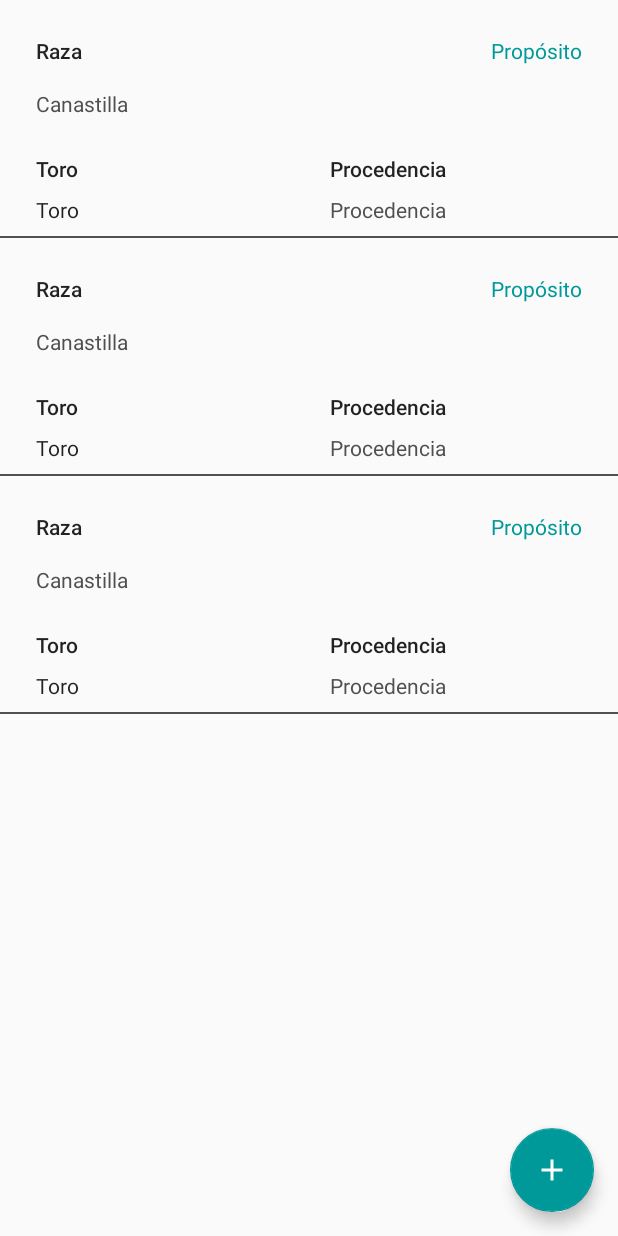
After one commit to mutkan/GankoResources, an Android app: the layout fragment_straw.xml on its own in the app's theme, with its tools: preview values and no code run, on a phone screen of 412 x 824 dp. The commit adds this screen. Run offline under Robolectric (Android 15) with nearby library versions, the phone set to English and light mode, and no system bars.

Commit message:
Straw fragment complete. Check for model

```diff
--- a/app/build.gradle
+++ b/app/build.gradle
@@ -36,7 +36,7 @@ def anko_version = "0.10.4"
 
 dependencies {
     implementation fileTree(dir: 'libs', include: ['*.jar'])
-    implementation "org.jetbrains.kotlin:kotlin-stdlib-jre7:$kotlin_version"
+    implementation "org.jetbrains.kotlin:kotlin-stdlib-jdk7:$kotlin_version"
     implementation "com.android.support:appcompat-v7:$support_version"
     implementation 'com.android.support.constraint:constraint-layout:1.1.0-beta6'
     implementation "com.android.support:support-v4:$support_version"
@@ -54,7 +54,7 @@ dependencies {
     implementation 'com.jakewharton.rxbinding2:rxbinding-kotlin:2.0.0'
 
     //Kotlin
-    implementation "org.jetbrains.kotlin:kotlin-stdlib-jre7:$kotlin_version"
+    implementation "org.jetbrains.kotlin:kotlin-stdlib-jdk7:$kotlin_version"
     implementation "org.jetbrains.kotlin:kotlin-reflect:$kotlin_version"
     implementation 'org.jetbrains.anko:anko-commons:0.10.4'
     implementation "org.jetbrains.anko:anko-appcompat-v7-commons:$anko_version"
--- /dev/null
+++ b/app/src/main/res/layout/fragment_straw.xml
@@ -0,0 +1,28 @@
+<?xml version="1.0" encoding="utf-8"?>
+<android.support.constraint.ConstraintLayout xmlns:android="http://schemas.android.com/apk/res/android"
+    xmlns:tools="http://schemas.android.com/tools"
+    xmlns:app="http://schemas.android.com/apk/res-auto"
+    android:layout_width="match_parent"
+    android:layout_height="match_parent"
+    tools:context=".ui.menu.Straw.StrawFragment">
+
+    <android.support.design.widget.FloatingActionButton
+        android:id="@+id/fabAddStrawFragment"
+        android:layout_width="wrap_content"
+        android:layout_height="wrap_content"
+        android:layout_marginBottom="16dp"
+        android:layout_marginEnd="16dp"
+        android:clickable="true"
+        android:src="@drawable/ic_add"
+        app:fabSize="normal"
+        app:layout_constraintBottom_toBottomOf="parent"
+        app:layout_constraintEnd_toEndOf="parent" />
+
+    <android.support.v7.widget.RecyclerView
+        android:id="@+id/recyclerStraw"
+        android:layout_width="match_parent"
+        android:layout_height="match_parent"
+        tools:listitem="@layout/template_straw"
+        />
+
+</android.support.constraint.ConstraintLayout>
--- /dev/null
+++ b/app/src/main/res/layout/template_straw.xml
@@ -0,0 +1,105 @@
+<?xml version="1.0" encoding="utf-8"?>
+<layout
+    xmlns:android="http://schemas.android.com/apk/res/android"
+    xmlns:app="http://schemas.android.com/apk/res-auto"
+    xmlns:tools="http://schemas.android.com/tools"
+    >
+    <data>
+
+    </data>
+
+    <android.support.constraint.ConstraintLayout
+        android:layout_width="match_parent"
+        android:layout_height="wrap_content"
+        tools:layout_editor_absoluteY="81dp">
+
+        <TextView
+            android:id="@+id/txt_race"
+            android:layout_width="wrap_content"
+            android:layout_height="wrap_content"
+            android:layout_marginStart="24dp"
+            android:layout_marginTop="24dp"
+            android:textAppearance="@style/TextAppearance.AppCompat.Body2"
+            app:layout_constraintStart_toStartOf="parent"
+            app:layout_constraintTop_toTopOf="parent"
+            tools:text="@string/race" />
+
+        <TextView
+            android:id="@+id/txt_layette"
+            android:layout_width="wrap_content"
+            android:layout_height="wrap_content"
+            android:layout_marginStart="24dp"
+            android:layout_marginTop="16dp"
+            android:textAppearance="@style/TextAppearance.AppCompat.Body1"
+            android:textColor="@color/menu_button_light"
+            app:layout_constraintStart_toStartOf="parent"
+            app:layout_constraintTop_toBottomOf="@+id/txt_race"
+            tools:text="Canastilla" />
+
+        <TextView
+            android:id="@+id/txt_purpose"
+            android:layout_width="wrap_content"
+            android:layout_height="wrap_content"
+            android:layout_marginEnd="24dp"
+            android:layout_marginTop="24dp"
+            android:textColor="@color/colorAccent"
+            app:layout_constraintEnd_toEndOf="parent"
+            app:layout_constraintTop_toTopOf="parent"
+            tools:text="Propósito" />
+
+        <TextView
+            android:id="@+id/text3477"
+            android:layout_width="wrap_content"
+            android:layout_height="wrap_content"
+            android:layout_marginStart="24dp"
+            android:layout_marginTop="24dp"
+            android:textAppearance="@style/TextAppearance.AppCompat.Body2"
+            app:layout_constraintStart_toStartOf="parent"
+            app:layout_constraintTop_toBottomOf="@+id/txt_layette"
+            tools:text="@string/bull" />
+
+        <TextView
+            android:id="@+id/txt_bull"
+            android:layout_width="wrap_content"
+            android:layout_height="wrap_content"
+            android:layout_marginStart="24dp"
+            android:layout_marginTop="8dp"
+            android:textAppearance="@style/TextAppearance.AppCompat.Body1"
+            app:layout_constraintStart_toStartOf="parent"
+            app:layout_constraintTop_toBottomOf="@+id/text3477"
+            tools:text="Toro" />
+
+        <TextView
+            android:id="@+id/textView33"
+            android:layout_width="wrap_content"
+            android:layout_height="wrap_content"
+            android:layout_marginStart="168dp"
+            android:layout_marginTop="24dp"
+            android:textAppearance="@style/TextAppearance.AppCompat.Body2"
+            app:layout_constraintStart_toEndOf="@+id/text3477"
+            app:layout_constraintTop_toBottomOf="@+id/txt_layette"
+            tools:text="@string/origin" />
+
+        <TextView
+            android:id="@+id/txt_origin"
+            android:layout_width="wrap_content"
+            android:layout_height="wrap_content"
+            android:layout_marginTop="8dp"
+            android:textAppearance="@style/TextAppearance.AppCompat.Body1"
+            android:textColor="@color/menu_button_light"
+            app:layout_constraintStart_toStartOf="@+id/textView33"
+            app:layout_constraintTop_toBottomOf="@+id/textView33"
+            tools:text="Procedencia" />
+
+        <ImageView
+            android:id="@+id/imageView8"
+            android:layout_width="0dp"
+            android:layout_height="1dp"
+            android:layout_marginTop="8dp"
+            app:layout_constraintBottom_toBottomOf="parent"
+            app:layout_constraintEnd_toEndOf="parent"
+            app:layout_constraintStart_toStartOf="parent"
+            app:layout_constraintTop_toBottomOf="@+id/txt_origin"
+            app:srcCompat="@color/menu_button_light" />
+    </android.support.constraint.ConstraintLayout>
+</layout>
--- a/app/src/main/res/values/strings.xml
+++ b/app/src/main/res/values/strings.xml
@@ -24,7 +24,7 @@
     <string name="farm_name">Nombre de la Finca</string>
     <string name="change_farm">Cambiar Finca</string>
     <string name="bovines">BOVINOS</string>
-    <string name="milk">LECHE</string>
+    <string name="milk">VENTA DE LECHE</string>
     <string name="reproductive_uppercase">REPRODUCTIVO</string>
     <string name="meat_uppercase">CEBA</string>
     <string name="feeding">ALIMENTACIÓN</string>
@@ -197,5 +197,6 @@
 
     //empty list
     <string name="empty_list">No se encontraron registros</string>
+    <string name="race">Raza</string>
 
 </resources>
```
Also changed, not shown: app/src/main/AndroidManifest.xml (+5 -2 lines), app/src/main/java/com/example/cristian/myapplication/ui/adapters/StrawAdapter.kt (added, +34 -0 lines), app/src/main/java/com/example/cristian/myapplication/ui/menu/MenuActivity.kt (+9 -10 lines), app/src/main/java/com/example/cristian/myapplication/ui/menu/MenuNavigation.kt (+8 -0 lines), app/src/main/java/com/example/cristian/myapplication/ui/menu/MenuViewModel.kt (+16 -0 lines), app/src/main/java/com/example/cristian/myapplication/ui/menu/Straw/StrawAddActivity.kt (added, +13 -0 lines), app/src/main/java/com/example/cristian/myapplication/ui/menu/Straw/StrawFragment.kt (added, +69 -0 lines), app/src/main/res/layout/activity_add_straw.xml (added, +9 -0 lines), app/src/main/res/layout/activity_menu.xml (+11 -12 lines).
